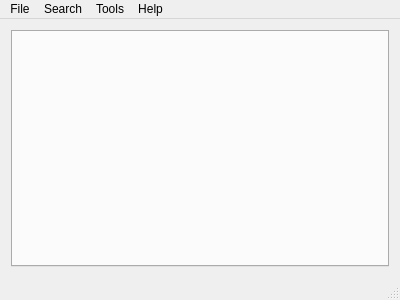
Old version of the form mqt/MqtLogger/tlogcontainer.ui in the repository zsteva/backup-minos2.
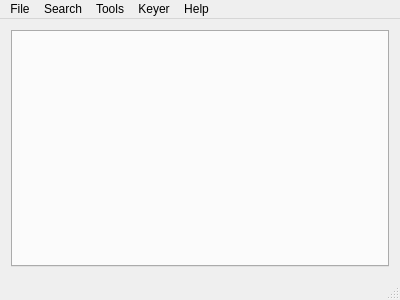
New version of the form. Custom widgets are drawn as their Qt base class.

Commit message: Send keyer tuning commands from menu entry

```diff
--- a/mqt/MqtLogger/tlogcontainer.ui
+++ b/mqt/MqtLogger/tlogcontainer.ui
@@ -33,7 +33,7 @@
      <x>0</x>
      <y>0</y>
      <width>400</width>
-     <height>27</height>
+     <height>20</height>
     </rect>
    </property>
    <widget class="QMenu" name="menuFile">
@@ -46,19 +46,25 @@
      <string>Search</string>
     </property>
    </widget>
-   <widget class="QMenu" name="menuTools">
-    <property name="title">
-     <string>Tools</string>
-    </property>
-   </widget>
    <widget class="QMenu" name="menuHelp">
     <property name="title">
      <string>Help</string>
     </property>
    </widget>
+   <widget class="QMenu" name="menuTools">
+    <property name="title">
+     <string>Tools</string>
+    </property>
+   </widget>
+   <widget class="QMenu" name="menuKeyer">
+    <property name="title">
+     <string>Keyer</string>
+    </property>
+   </widget>
    <addaction name="menuFile"/>
    <addaction name="menuSearch"/>
    <addaction name="menuTools"/>
+   <addaction name="menuKeyer"/>
    <addaction name="menuHelp"/>
   </widget>
   <widget class="QStatusBar" name="statusBar"/>
```
The commit also changes 4 other files.
